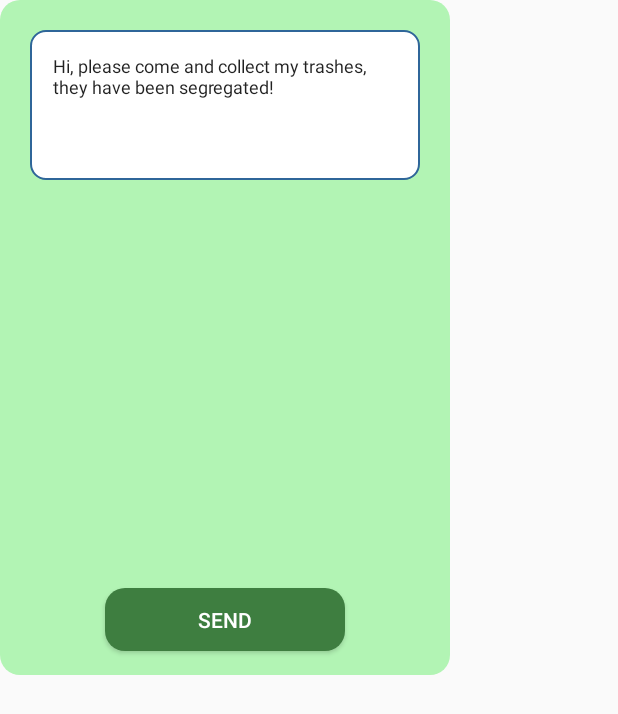
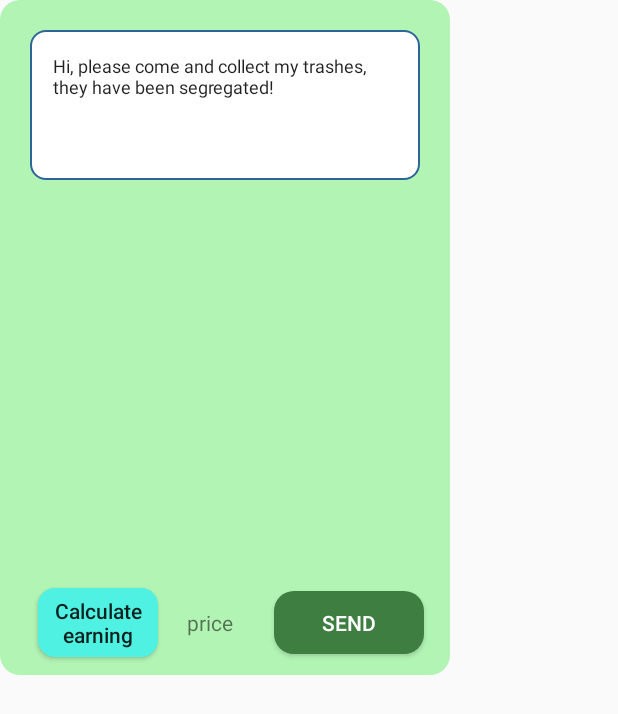
Before and after one commit to zd247/trashgrav, an Android app: the layout request_pop_up_layout.xml on its own in the app's theme, with its tools: preview values and no code run, on a phone screen of 412 x 824 dp. Shown: the top 714 px of the screen. Run offline under Robolectric (Android 15) with nearby library versions, the light colour scheme and no system bars.

Commit message:
request pop up skeleton

```diff
--- a/app/src/main/res/layout/recycle_item_display_layout.xml
+++ b/app/src/main/res/layout/recycle_item_display_layout.xml
@@ -57,7 +57,8 @@
                         android:layout_width="60dp"
                         android:layout_height="match_parent"
                         android:hint="Ex: 0.545"
-                        android:inputType="number"
+                        android:text="0.0"
+                        android:inputType="numberDecimal"
                         android:maxLength="5"
                         android:textSize="15sp" />
 
--- a/app/src/main/res/layout/request_pop_up_layout.xml
+++ b/app/src/main/res/layout/request_pop_up_layout.xml
@@ -39,19 +39,38 @@
             app:layout_constraintStart_toStartOf="parent"
             app:layout_constraintTop_toTopOf="parent" />
 
-        <Button
-            android:id="@+id/request_send_msg_btn"
+
+        <LinearLayout
             android:layout_width="match_parent"
-            android:layout_height="42dp"
-            android:layout_marginTop="12dp"
-            android:text="Send"
-            android:textColor="@android:color/white"
-            android:background="@drawable/request_send_btn"
-            android:layout_marginHorizontal="70dp"
-            app:layout_constraintBottom_toBottomOf="parent"
-            app:layout_constraintEnd_toEndOf="parent"
-            app:layout_constraintStart_toStartOf="parent"
-            app:layout_constraintTop_toTopOf="parent" />
+            android:layout_height="match_parent">
+            <Button
+                android:id="@+id/request_calc_earning"
+                android:layout_width="80dp"
+                android:layout_height="match_parent"
+                android:textAllCaps="false"
+                android:text="Calculate earning"
+                android:layout_marginStart="25dp"
+                android:layout_marginVertical="12dp"
+                android:background="@drawable/color_accent_btn"
+                android:gravity="center"/>
+            <TextView
+                android:id="@+id/request_total_earning"
+                android:layout_width="70dp"
+                android:layout_height="match_parent"
+                android:text="price"
+                android:maxLength="7"
+                android:gravity="center"/>
+            <Button
+                android:id="@+id/request_send_msg_btn"
+                android:layout_width="100dp"
+                android:layout_height="42dp"
+                android:layout_marginLeft="7dp"
+                android:background="@drawable/request_send_btn"
+                android:text="Send"
+                android:textColor="@android:color/white" />
+
+        </LinearLayout>
+
 
     </LinearLayout>
 
--- a/app/src/main/res/values/colors.xml
+++ b/app/src/main/res/values/colors.xml
@@ -11,5 +11,6 @@
     <color name="black_semi_transparent">#B2000000</color>
     <color name="background">#1AE5E5E5</color>
     <color name="half_black">#808080</color>
+    <color name="white">#FFFFFF</color>
 
 </resources>
--- a/build.gradle
+++ b/build.gradle
@@ -8,7 +8,7 @@ buildscript {
         mavenCentral()
     }
     dependencies {
-        classpath 'com.android.tools.build:gradle:3.6.1'
+        classpath 'com.android.tools.build:gradle:3.6.2'
         classpath "org.jetbrains.kotlin:kotlin-gradle-plugin:$kotlin_version"
         classpath 'com.google.gms:google-services:4.3.3'
 
```
Also changed, not shown: app/src/main/java/rattclub/gravtrash/RecycleActivity.kt (+18 -0 lines), app/src/main/java/rattclub/gravtrash/customers/model/Item.java (+14 -5 lines), app/src/main/java/rattclub/gravtrash/customers/model/ItemClickListener.kt (added, +7 -0 lines), app/src/main/java/rattclub/gravtrash/customers/model/ItemViewHolder.java (+10 -2 lines), app/src/main/java/rattclub/gravtrash/customers/nav/CustomerHomeFragment.kt (+17 -32 lines), app/src/main/res/layout/item_description_pop_up_layout.xml (added, +65 -0 lines).
